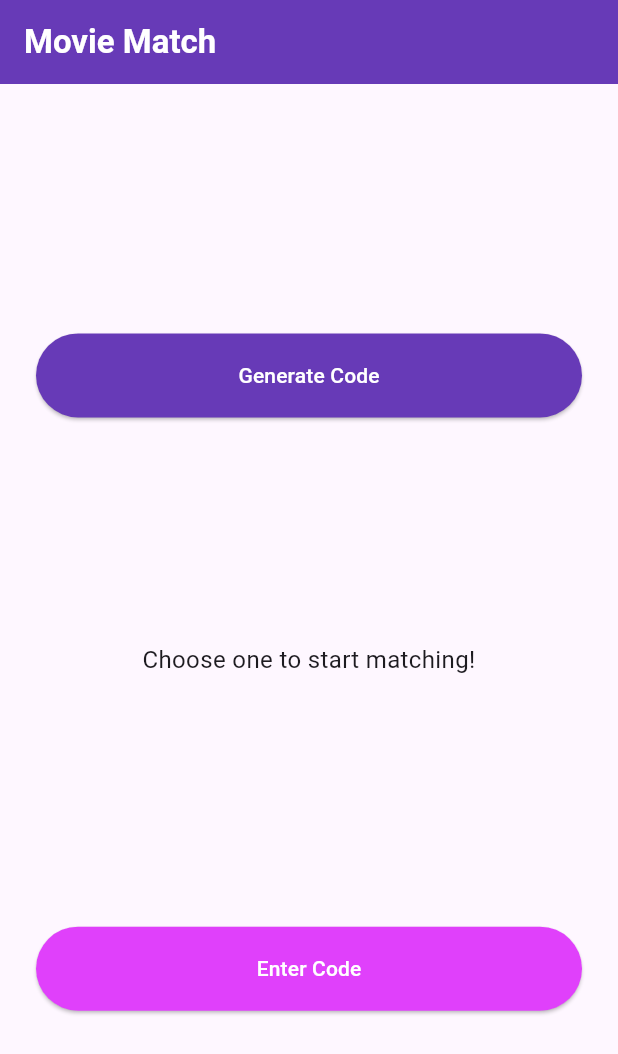
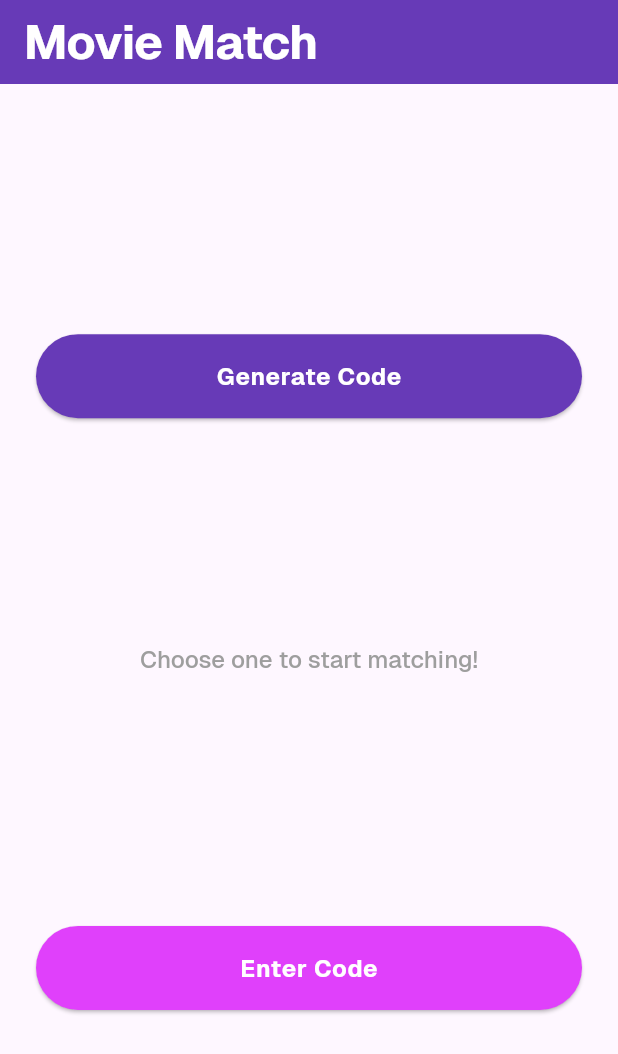
Before and after one commit to feli0057/movie-match, a Flutter app: the screen it shows after launch, on a phone screen of 412 x 824 dp. Shown: the top 1054 px of the screen. Run offline on Flutter 3.47's test engine with Material 3 defaults, Android fonts, the phone set to English and light mode, and no system bars; our stand-ins replace device_info_plus, flutter_dotenv, shared_preferences; missing offline and left inert: android_id; statements that could not run were skipped; project files that could hold a hidden picture were left out.

Commit message:
Added custom Google Font and defined TextTheme

```diff
--- a/lib/main.dart
+++ b/lib/main.dart
@@ -16,6 +16,52 @@ class MainApp extends StatelessWidget {
     return MaterialApp(
       title: 'Movie Match',
       theme: ThemeData(
+        fontFamily: 'Geist',
+        textTheme: const TextTheme(
+          displayLarge: TextStyle(
+            fontSize: 32,
+            fontWeight: FontWeight.w700,
+            letterSpacing: -0.5,
+          ),
+          displayMedium: TextStyle(
+            fontSize: 24,
+            fontWeight: FontWeight.w600,
+            letterSpacing: -0.5,
+          ),
+          displaySmall: TextStyle(
+            fontSize: 20,
+            fontWeight: FontWeight.w600,
+          ),
+          headlineLarge: TextStyle(
+            fontSize: 18,
+            fontWeight: FontWeight.w600,
+            letterSpacing: -0.5,
+          ),
+          headlineMedium: TextStyle(
+            fontSize: 16,
+            fontWeight: FontWeight.w500,
+          ),
+          bodyLarge: TextStyle(
+            fontSize: 16,
+            fontWeight: FontWeight.w400,
+            height: 1.5,
+          ),
+          bodyMedium: TextStyle(
+            fontSize: 14,
+            fontWeight: FontWeight.w400,
+            height: 1.4,
+          ),
+          bodySmall: TextStyle(
+            fontSize: 12,
+            fontWeight: FontWeight.w400,
+            height: 1.3,
+          ),
+          labelLarge: TextStyle(
+            fontSize: 14,
+            fontWeight: FontWeight.w600,
+            letterSpacing: 0.5,
+          ),
+        ),
         colorScheme: ColorScheme.fromSeed(seedColor: Colors.deepPurple),
         useMaterial3: true,
       ),
--- a/lib/screens/enter_code_screen.dart
+++ b/lib/screens/enter_code_screen.dart
@@ -124,6 +124,7 @@ class _EnterCodeScreenState extends State<EnterCodeScreen> {
                 style: const TextStyle(
                   fontSize: 48,
                   letterSpacing: 8,
+                  fontWeight: FontWeight.bold
                 ),
                 decoration: InputDecoration(
                   hintText: '0000',
@@ -165,6 +166,9 @@ class _EnterCodeScreenState extends State<EnterCodeScreen> {
                     backgroundColor: Colors.purpleAccent,
                     foregroundColor: Colors.white,
                     disabledBackgroundColor: Colors.grey,
+                    textStyle: Theme.of(context).textTheme.bodyLarge?.copyWith(
+                          fontWeight: FontWeight.bold,
+                        ),
                   ),
                   child: _isLoading
                       ? const SizedBox(
--- a/lib/screens/generate_code_screen.dart
+++ b/lib/screens/generate_code_screen.dart
@@ -136,6 +136,9 @@ class _GenerateCodeScreenState extends State<GenerateCodeScreen> {
                   style: ElevatedButton.styleFrom(
                     backgroundColor: Colors.deepPurple,
                     foregroundColor: Colors.white,
+                    textStyle: Theme.of(context).textTheme.bodyLarge?.copyWith(
+                          fontWeight: FontWeight.bold,
+                        ),
                   ),
                   child: const Text('Start Movie Match'),
                 ),
--- a/lib/screens/movie_matching_screen.dart
+++ b/lib/screens/movie_matching_screen.dart
@@ -126,27 +126,28 @@ class _MovieMatchingScreenState extends State<MovieMatchingScreen> {
           builder: (BuildContext context) {
             return AlertDialog(
               title: const Text(
-                'It\'s a Movie Match! 🍿',
+                'It\'s a match! 🍿',
                 style: TextStyle(
-                  fontWeight: FontWeight.bold,
+                  fontSize: 24,
+                  fontWeight: FontWeight.w700,
+                  letterSpacing: -0.5,
                 ),
                 textAlign: TextAlign.center,
               ),
               content: Column(
                 mainAxisSize: MainAxisSize.min,
                 children: [
-                  const Text(
+                  Text(
                     'You both liked',
+                    style: Theme.of(context).textTheme.bodyLarge,
                     textAlign: TextAlign.center,
                   ),
                   const SizedBox(height: 4),
                   Text(
                     movieTitle,
-                    style: const TextStyle(
-                      fontSize: 16,
-                      fontWeight: FontWeight.bold,
-                      color: Colors.deepPurple,
-                    ),
+                    style: Theme.of(context).textTheme.headlineLarge?.copyWith(
+                          color: Colors.deepPurple,
+                        ),
                     textAlign: TextAlign.center,
                   ),
                   const SizedBox(height: 20),
@@ -193,7 +194,13 @@ class _MovieMatchingScreenState extends State<MovieMatchingScreen> {
   Widget _buildMovieCard() {
     if (_currentMovie == null) {
       return const Center(
-        child: Text('Failed to load movie'),
+        child: Text(
+          'Failed to load movie',
+          style: TextStyle(
+            fontSize: 16,
+            fontWeight: FontWeight.w500,
+          ),
+        ),
       );
     }
 
--- a/lib/screens/welcome_screen.dart
+++ b/lib/screens/welcome_screen.dart
@@ -25,12 +25,11 @@ class _WelcomeScreenState extends State<WelcomeScreen> {
   Widget build(BuildContext context) {
     return Scaffold(
       appBar: AppBar(
-        title: const Text(
-          'Movie Match',
-          style: TextStyle(
-            fontWeight: FontWeight.bold,
-          ),
-        ),
+        title: Text('Movie Match',
+            style: Theme.of(context)
+                .textTheme
+                .displayLarge
+                ?.copyWith(color: Colors.white)),
         backgroundColor: Colors.deepPurple,
         foregroundColor: Colors.white,
       ),
@@ -57,17 +56,20 @@ class _WelcomeScreenState extends State<WelcomeScreen> {
                   style: ElevatedButton.styleFrom(
                     backgroundColor: Colors.deepPurple,
                     foregroundColor: Colors.white,
+                    textStyle: Theme.of(context).textTheme.bodyLarge?.copyWith(
+                          fontWeight: FontWeight.bold,
+                        ),
                   ),
                   child: const Text('Generate Code'),
                 ),
               ),
               const Spacer(),
-              const Text(
+              Text(
                 'Choose one to start matching!',
                 textAlign: TextAlign.center,
-                style: TextStyle(
-                  fontSize: 16,
-                ),
+                style: Theme.of(context).textTheme.headlineMedium?.copyWith(
+                      color: Colors.grey,
+                    ),
               ),
               const Spacer(),
               const SizedBox(height: 16),
@@ -86,6 +88,9 @@ class _WelcomeScreenState extends State<WelcomeScreen> {
                   style: ElevatedButton.styleFrom(
                     backgroundColor: Colors.purpleAccent,
                     foregroundColor: Colors.white,
+                    textStyle: Theme.of(context).textTheme.bodyLarge?.copyWith(
+                          fontWeight: FontWeight.bold,
+                        ),
                   ),
                   child: const Text('Enter Code'),
                 ),
```
Also changed, not shown: pubspec.yaml (+21 -0 lines), assets/fonts/Geist-Black.ttf (added), assets/fonts/Geist-Bold.ttf (added), assets/fonts/Geist-ExtraBold.ttf (added), assets/fonts/Geist-ExtraLight.ttf (added), assets/fonts/Geist-Light.ttf (added), assets/fonts/Geist-Medium.ttf (added), assets/fonts/Geist-Regular.ttf (added), assets/fonts/Geist-SemiBold.ttf (added), assets/fonts/Geist-Thin.ttf (added).
